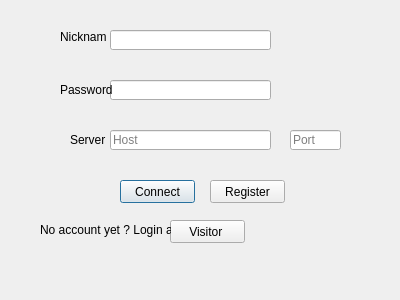
Phoenix63/IRC-like, file ChatIRC/login.ui: the form before one commit.
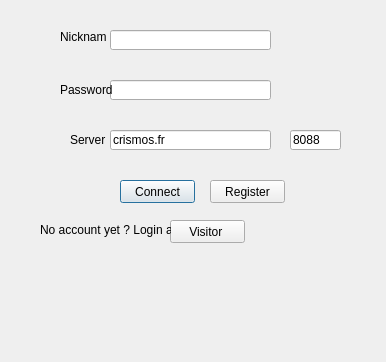
The form after the commit.

Commit message: Login + design improvements

```diff
--- a/ChatIRC/login.ui
+++ b/ChatIRC/login.ui
@@ -6,12 +6,15 @@
    <rect>
     <x>0</x>
     <y>0</y>
-    <width>400</width>
-    <height>300</height>
+    <width>386</width>
+    <height>362</height>
    </rect>
   </property>
   <property name="windowTitle">
-   <string>Dialog</string>
+   <string>Pand'IRC</string>
+  </property>
+  <property name="styleSheet">
+   <string notr="true"/>
   </property>
   <widget class="QLabel" name="label">
    <property name="geometry">
@@ -124,7 +127,7 @@
     <bool>false</bool>
    </property>
    <property name="text">
-    <string/>
+    <string>crismos.fr</string>
    </property>
    <property name="placeholderText">
     <string>Host</string>
@@ -153,7 +156,7 @@
     </rect>
    </property>
    <property name="text">
-    <string/>
+    <string>8088</string>
    </property>
    <property name="placeholderText">
     <string>Port</string>
```
The commit also changes 10 other files.
